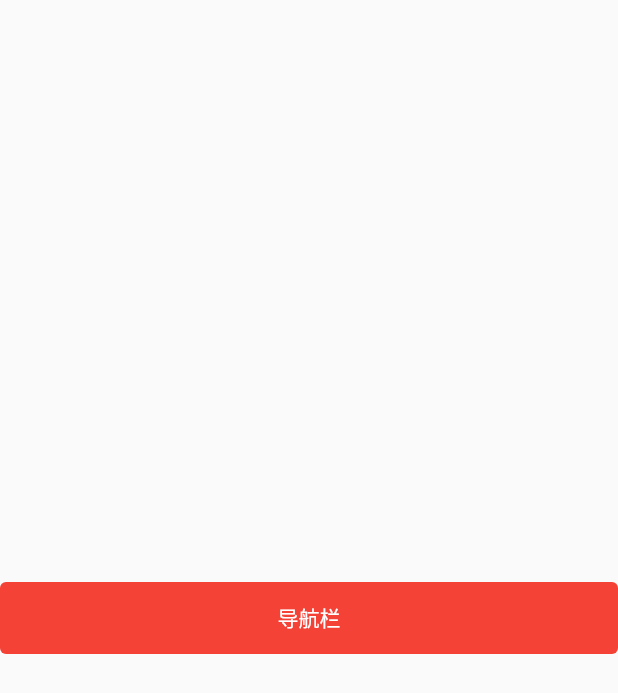
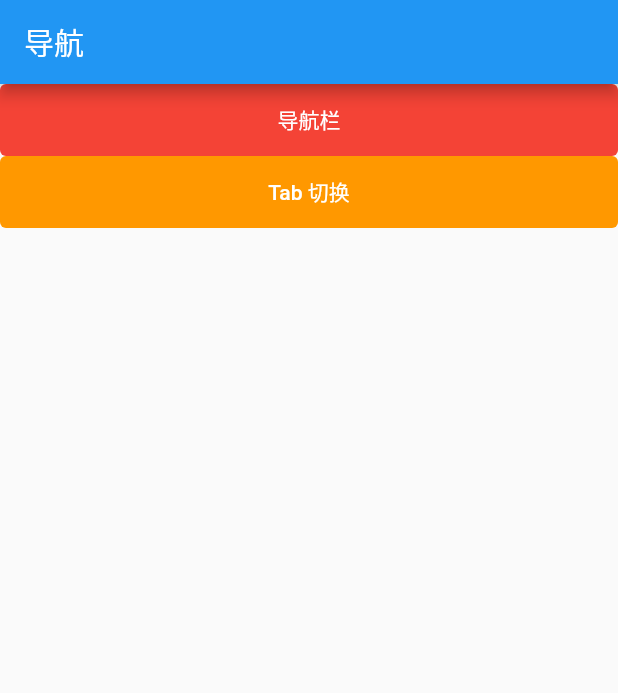
Before and after one commit to nanos-11/Flutter_nan, a Flutter app: the screen it shows after launch, on a phone screen of 412 x 824 dp. Shown: the top 693 px of the screen. Run offline on Flutter 3.47's test engine with Material 2 defaults, Android fonts, the phone set to English and light mode, and no system bars.

Commit message:
flutter Tab 导航

```diff
--- a/lib/index/Index.dart
+++ b/lib/index/Index.dart
@@ -1,5 +1,6 @@
 import 'package:flutter/material.dart';
 import 'package:flutter_nan/demo/navigation/NavigationPage.dart';
+import 'package:flutter_nan/demo/tab/TabPage.dart';
 
 class Index extends StatefulWidget {
   @override
@@ -16,7 +17,9 @@ class _IndexState extends State<Index> {
   /// @version code 1
   /// @author nan
   Widget intentNavigation() {
-    return new Expanded(
+    return new Row(
+      children: <Widget>[
+        new Expanded(
           child: new Container(
             child: new FlatButton(
               onPressed: () {
@@ -31,21 +34,54 @@ class _IndexState extends State<Index> {
               ),
             ),
             decoration: new BoxDecoration(
-            borderRadius: const BorderRadius.all(const Radius.circular(4.0)),
+                borderRadius:
+                    const BorderRadius.all(const Radius.circular(4.0)),
                 color: Colors.red),
           ),
+        ),
+      ],
     );
+  }
+
+  /// Tab 切换
+  ///
+  /// @date 2019/10/23
+  /// @since 1.0.0
+  /// @version code 1
+  /// @author nan
+  Widget intentTabPage() {
+    return new Row(children: <Widget>[
+      new Expanded(
+        child: new Container(
+          child: new FlatButton(
+              onPressed: () {
+                Navigator.of(context).push(new MaterialPageRoute(builder: (context){
+                  return new TabPage();
+                }));
+              },
+              child: new Text(
+                'Tab 切换',
+                style: new TextStyle(color: Colors.white),
+              )),
+          decoration: new BoxDecoration(
+              borderRadius: const BorderRadius.all(const Radius.circular(4.0)),
+              color: Colors.orange),
+        ),
+      ),
+    ]);
   }
 
   @override
   Widget build(BuildContext context) {
     return new MaterialApp(
-      title: '导航',
+      title: '',
       home: new Scaffold(
-        body: new Center(
-          child: new Row(
+        appBar: new AppBar(title: new Text('导航')),
+        body: new Container(
+          child: new Column(
             children: <Widget>[
               intentNavigation(),
+              intentTabPage(),
             ],
           ),
         ),
```
Also changed, not shown: lib/demo/tab/TabPage.dart (added, +41 -0 lines), lib/demo/tab/page/Follow.dart (added, +23 -0 lines), lib/demo/tab/page/Hot.dart (added, +17 -0 lines), lib/demo/tab/page/Recommend.dart (added, +23 -0 lines), lib/global_config.dart (added, +9 -0 lines). Lines whose indentation alone changed are shown as unchanged.
